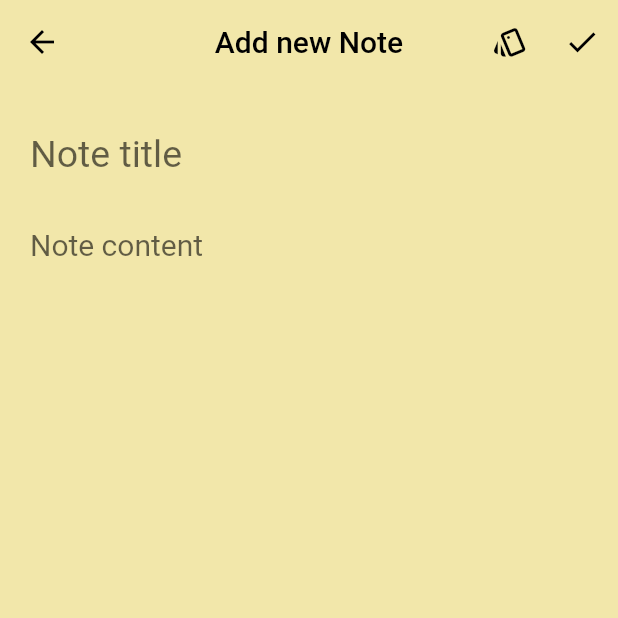
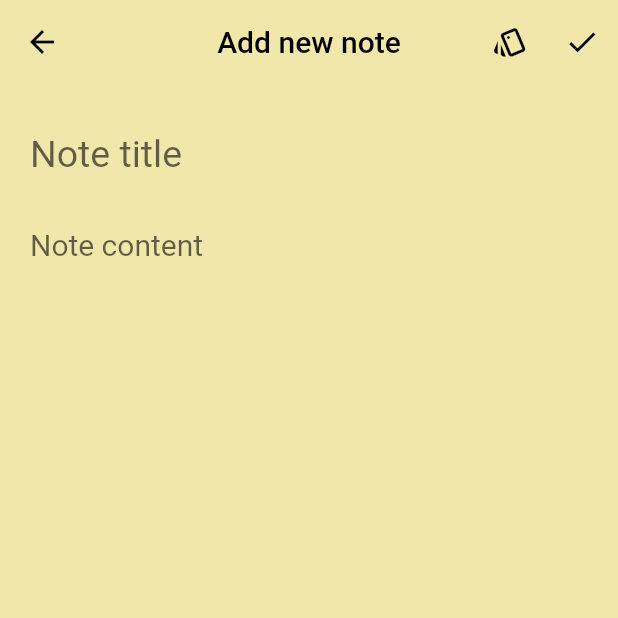
Before and after one commit to ruvima/note_app, a Flutter app: the NoteModeScreen screen opened directly, on a phone screen of 412 x 824 dp, the top half of it. Run offline on Flutter 3.47's test engine with Material 2 defaults, Android fonts, the phone set to English and light mode, and no system bars; our stand-ins replace flutter_riverpod.

Commit message:
fix title

```diff
--- a/lib/screens/note_mode_screen.dart
+++ b/lib/screens/note_mode_screen.dart
@@ -30,9 +30,7 @@ class NoteModeScreen extends ConsumerWidget {
           foregroundColor: Colors.black,
           backgroundColor: Colors.transparent,
           elevation: 0.0,
-          title: const Text(
-            'Add new Note',
-          ),
+          title: Text(formMode == FormMode.add ? 'Add new note' : 'Edit note'),
           centerTitle: true,
           actions: [
             IconButton(
```
